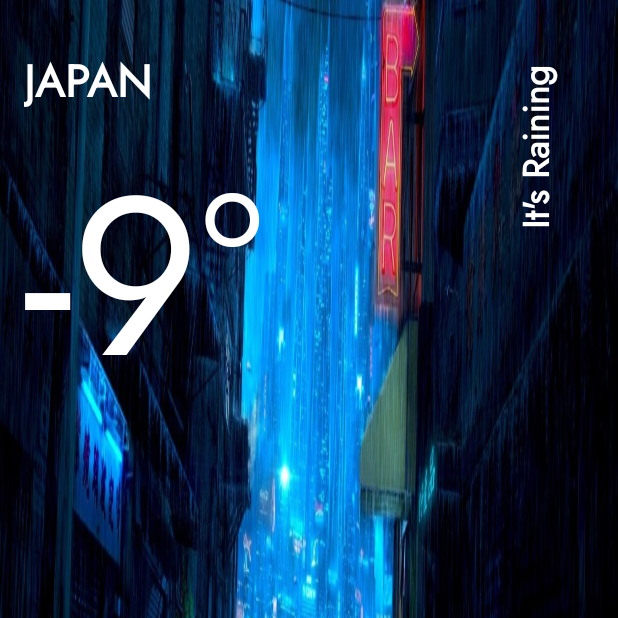
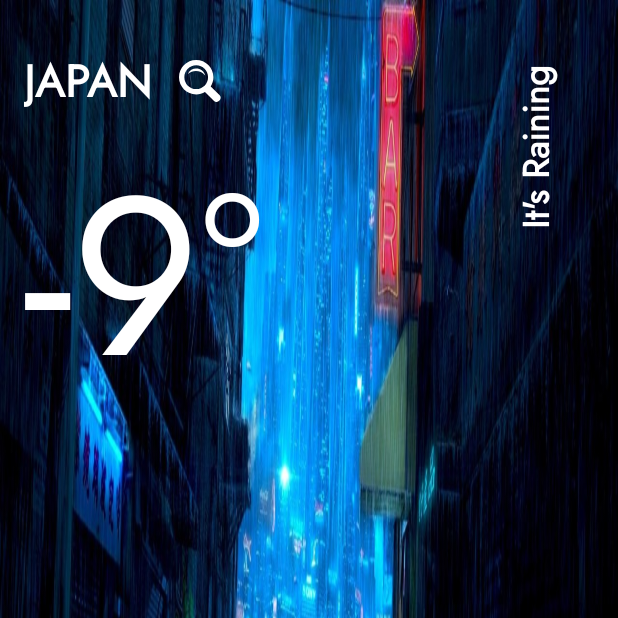
Before and after one commit to NevesRafa/app_tenki, an Android app: the screen it shows after launch (HomeScreenActivity), on a phone screen of 412 x 824 dp, the top half of it. Run offline under Robolectric (Android 15) with nearby library versions, the phone set to English and light mode, and no system bars.

Commit message:
Adicionado icone de pesquisa ao lado do nome da cidade ou país

```diff
--- /dev/null
+++ b/app/src/main/res/drawable/ic_search.xml
@@ -0,0 +1,9 @@
+<vector xmlns:android="http://schemas.android.com/apk/res/android"
+    android:width="24dp"
+    android:height="24dp"
+    android:viewportWidth="24"
+    android:viewportHeight="24">
+    <path
+        android:fillColor="#000000"
+        android:pathData="M23.111,20.058l-4.977,-4.977c0.965,-1.52 1.523,-3.322 1.523,-5.251 0,-5.42 -4.409,-9.83 -9.829,-9.83 -5.42,0 -9.828,4.41 -9.828,9.83s4.408,9.83 9.829,9.83c1.834,0 3.552,-0.505 5.022,-1.383l5.021,5.021c2.144,2.141 5.384,-1.096 3.239,-3.24zM3.047,9.83c0,-3.739 3.043,-6.782 6.782,-6.782s6.782,3.042 6.782,6.782 -3.043,6.782 -6.782,6.782 -6.782,-3.043 -6.782,-6.782zM5.057,8.066c1.984,-4.599 8.664,-4.066 9.922,0.749 -2.534,-2.974 -6.993,-3.294 -9.922,-0.749z" />
+</vector>
--- a/app/src/main/res/layout/activity_home_screen.xml
+++ b/app/src/main/res/layout/activity_home_screen.xml
@@ -28,6 +28,20 @@
         app:layout_constraintHorizontal_bias="0"
         app:layout_constraintStart_toStartOf="parent"
         app:layout_constraintTop_toTopOf="parent" />
+
+    <ImageView
+        android:id="@+id/ligar_whatsapp"
+        android:layout_width="48dp"
+        android:layout_height="0dp"
+        android:layout_marginStart="8dp"
+        android:layout_marginEnd="16dp"
+        android:background="?selectableItemBackgroundBorderless"
+        android:padding="8dp"
+        app:layout_constraintBottom_toBottomOf="@id/city_name"
+        app:layout_constraintStart_toEndOf="@id/city_name"
+        app:layout_constraintTop_toTopOf="@id/city_name"
+        app:srcCompat="@drawable/ic_search"
+        app:tint="#FFFFFF" />
 
     <TextView
         android:id="@+id/temperature"
```
